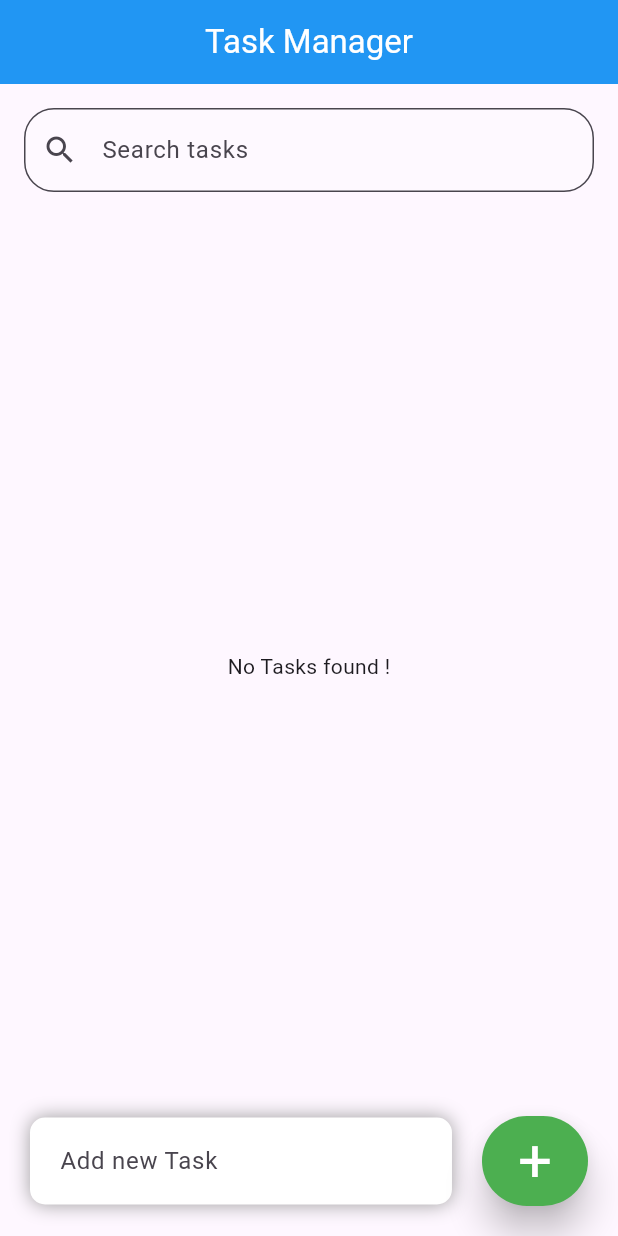
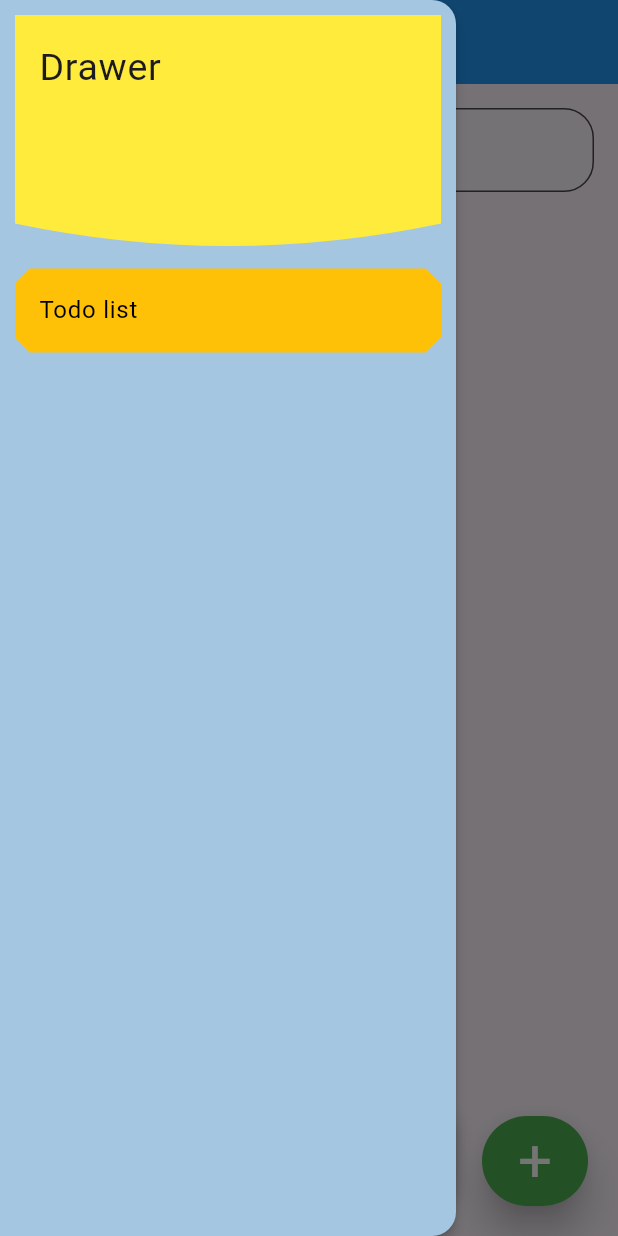
Before and after one commit to arunkart-dev/task_manager, a Flutter app: the screen it shows after launch, with the side drawer open (before the commit the screen has no drawer), on a phone screen of 412 x 824 dp. Run offline on Flutter 3.47's test engine with Material 3 defaults, Android fonts, the phone set to English and light mode, and no system bars; network calls fail.

Commit message:
new file:   lib/todo.dart

```diff
--- a/lib/home.dart
+++ b/lib/home.dart
@@ -1,4 +1,5 @@
 import 'package:flutter/material.dart';
+import 'package:task_manager/todo.dart';
 
 class Home extends StatefulWidget {
   const Home({super.key});
@@ -38,6 +39,36 @@ class _HomeState extends State<Home> {
             )
             .toList();
     return Scaffold(
+      drawer: Drawer(
+        backgroundColor: const Color.fromARGB(255, 165, 198, 225),
+        elevation: 3.0,
+        shadowColor: Colors.black,
+        child: ListView(
+          padding: EdgeInsets.all(10.0),
+          children: [
+            ClipPath(
+              clipper:CurvedHeaderClipper() ,
+              child: DrawerHeader(
+                curve: Curves.bounceIn,
+                decoration: BoxDecoration(
+                  color: Colors.yellow
+                ),
+                child: Text('Drawer',style: TextStyle(fontSize: 25.0),),
+                ),
+            ),
+            ListTile(
+              shape: BeveledRectangleBorder(
+                borderRadius: BorderRadius.circular(10.0)
+              ),
+              tileColor: Colors.amber,
+              title: Text('Todo list',style: TextStyle(color: Colors.black),),
+              onTap: () {
+                Navigator.push(context, MaterialPageRoute(builder: (context)=>Todo()));
+              },
+            ),
+          ],
+        ),
+      ),
       appBar: AppBar(
         backgroundColor: Colors.blue,
         title: Text('Task Manager'),
@@ -106,7 +137,9 @@ class _HomeState extends State<Home> {
                                   vertical: 4,
                                 ),
                                 child: Padding(
-                                  padding: const EdgeInsets.symmetric(horizontal: 10),
+                                  padding: const EdgeInsets.symmetric(
+                                    horizontal: 10,
+                                  ),
                                   child: ListTile(
                                     title: Text(
                                       task,
@@ -177,3 +210,21 @@ class _HomeState extends State<Home> {
     );
   }
 }
+
+class CurvedHeaderClipper extends CustomClipper<Path> {
+  @override
+  Path getClip(Size size) {
+    Path path = Path();
+    path.lineTo(0, size.height - 30); // left
+    path.quadraticBezierTo(
+      size.width / 2, size.height,
+      size.width, size.height - 30,
+    ); // curve
+    path.lineTo(size.width, 0); // right
+    path.close();
+    return path;
+  }
+
+  @override
+  bool shouldReclip(CustomClipper<Path> oldClipper) => false;
+}
```
Also changed, not shown: lib/todo.dart (added, +166 -0 lines).
